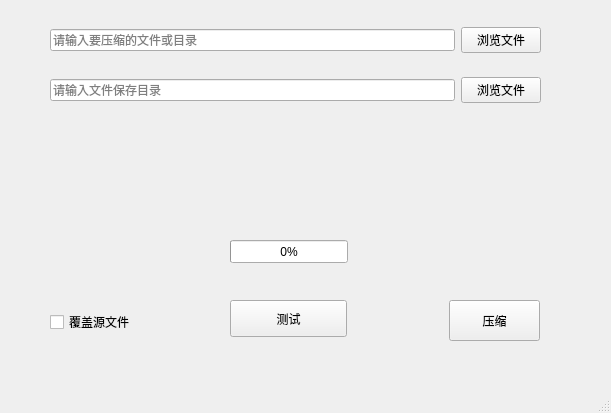
First picture: the form in mainwindow.ui, repository greatyingzi/qt_img_compress, before the edit.
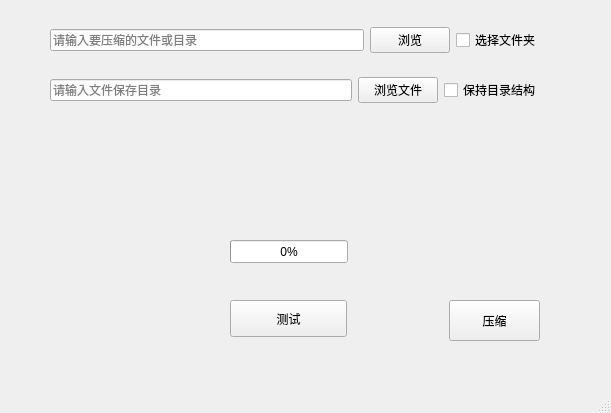
Second picture: the form after the edit.

Commit message: 完善文件和文件夹选择的逻辑

```diff
--- a/mainwindow.ui
+++ b/mainwindow.ui
@@ -49,7 +49,17 @@
      <item>
       <widget class="QPushButton" name="browserFileBtn">
        <property name="text">
-        <string>浏览文件</string>
+        <string>浏览</string>
+       </property>
+      </widget>
+     </item>
+     <item>
+      <widget class="QCheckBox" name="selectDirCheckBox">
+       <property name="enabled">
+        <bool>true</bool>
+       </property>
+       <property name="text">
+        <string>选择文件夹</string>
        </property>
       </widget>
      </item>
@@ -68,19 +78,6 @@
      <string>压缩</string>
     </property>
    </widget>
-   <widget class="QCheckBox" name="overrideSrc">
-    <property name="geometry">
-     <rect>
-      <x>50</x>
-      <y>310</y>
-      <width>121</width>
-      <height>24</height>
-     </rect>
-    </property>
-    <property name="text">
-     <string>覆盖源文件</string>
-    </property>
-   </widget>
    <widget class="QPushButton" name="testBtn">
     <property name="geometry">
      <rect>
@@ -149,6 +146,13 @@
        </property>
       </widget>
      </item>
+     <item>
+      <widget class="QCheckBox" name="overrideSrc">
+       <property name="text">
+        <string>保持目录结构</string>
+       </property>
+      </widget>
+     </item>
     </layout>
    </widget>
    <widget class="QProgressBar" name="progressBar">
```
Left out of the diff: 1 changed line with no effect on the pictures. The commit also changes 2 other files.
